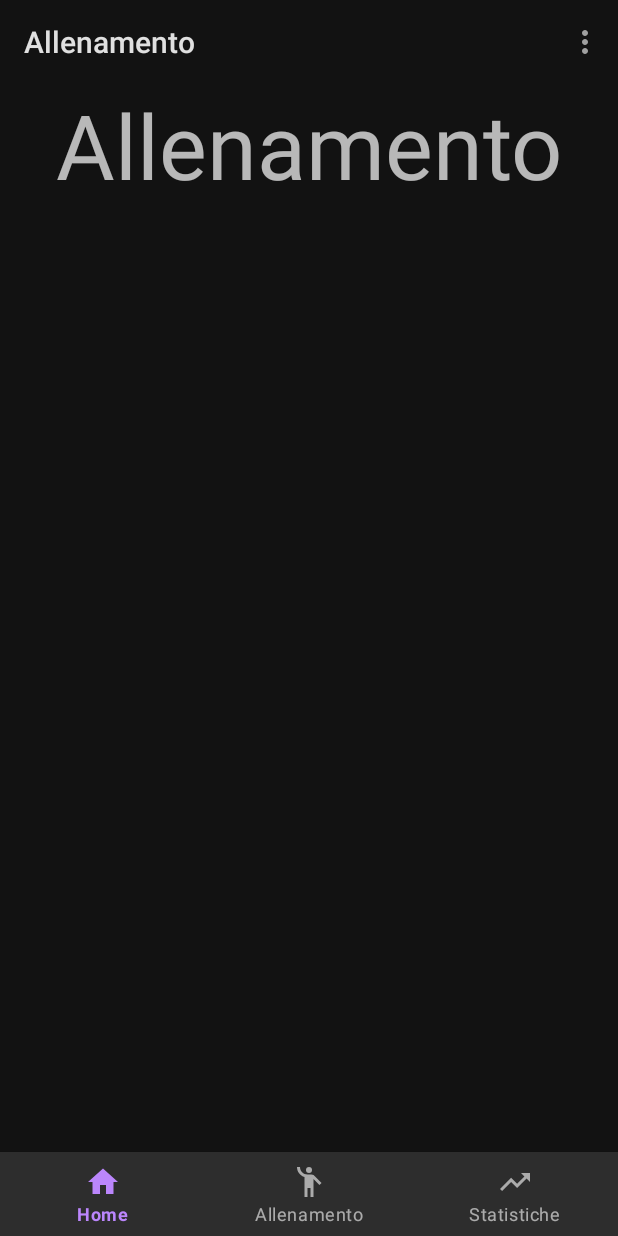
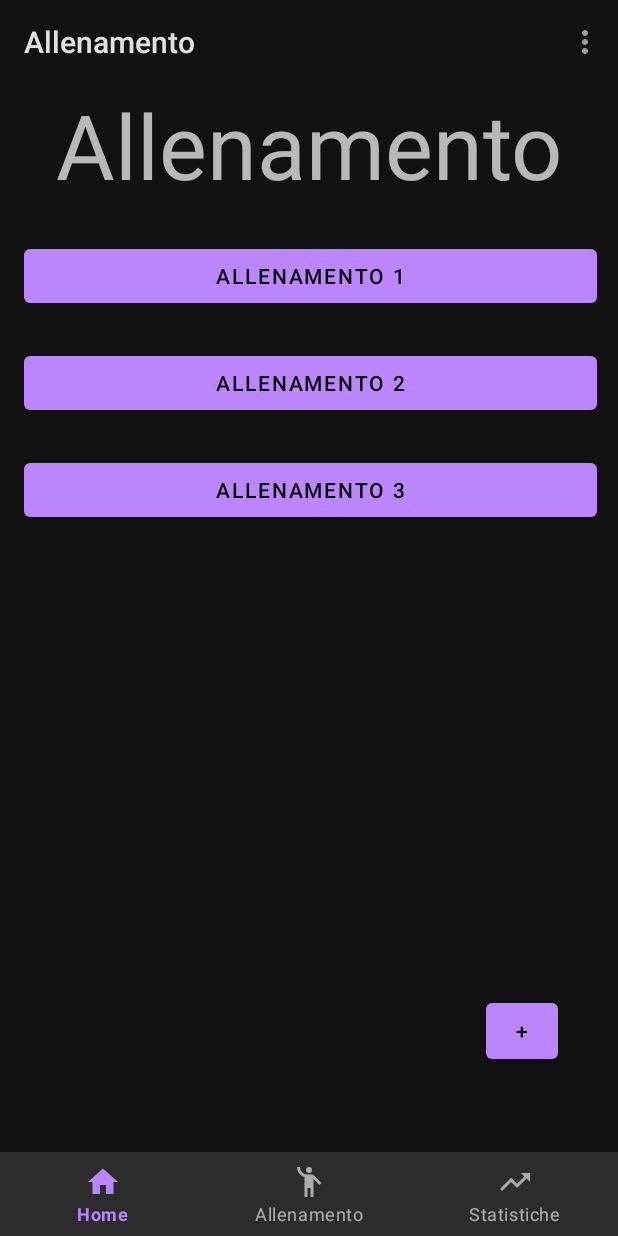
Before and after one commit to lucaruffolo/PDM_Project, an Android app: the SecondFragment screen opened through its navigation route, in the options menu, after a tap on "Cambia Tema", on a phone screen of 412 x 824 dp. Run offline under Robolectric (Android 15) with nearby library versions, the phone set to English and light mode, and no system bars; our stand-ins replace navigation-ui.

Commit message:
Update
Added db example
Setup second fragment

```diff
--- a/app/src/main/java/com/example/pdm_project/HomeActivity.java
+++ b/app/src/main/java/com/example/pdm_project/HomeActivity.java
@@ -13,12 +13,13 @@ import android.os.Bundle;
 import android.view.Menu;
 import android.view.MenuInflater;
 import android.view.MenuItem;
+import android.view.View;
 import android.widget.CalendarView;
 import android.widget.Toast;
 
 import com.google.android.material.bottomnavigation.BottomNavigationView;
 
-public class HomeActivity extends AppCompatActivity {
+public class HomeActivity extends AppCompatActivity{
 
     public CalendarView calendario;
 
@@ -40,6 +41,7 @@ public class HomeActivity extends AppCompatActivity {
     public void loadCalendar(CalendarView calendarView){
 
     }
+
     @Override
     public boolean onCreateOptionsMenu(Menu menu) {
         MenuInflater inflater = getMenuInflater();
@@ -64,6 +66,7 @@ public class HomeActivity extends AppCompatActivity {
                 startActivity(new Intent(HomeActivity.this, AboutActivity.class));
                 //showMessage("INFO");
                 return true;
+
             default:
                 return super.onOptionsItemSelected(item);
         }
@@ -74,4 +77,5 @@ public class HomeActivity extends AppCompatActivity {
         Toast.makeText(this, message, Toast.LENGTH_SHORT).show();
     }
 
+
 }
--- a/app/src/main/java/com/example/pdm_project/SecondFragment.java
+++ b/app/src/main/java/com/example/pdm_project/SecondFragment.java
@@ -1,64 +1,49 @@
 package com.example.pdm_project;
 
+import static com.example.pdm_project.R.id.btnAllenamentoUno;
+
+import android.content.Intent;
 import android.os.Bundle;
 
 import androidx.fragment.app.Fragment;
 
+import android.util.Log;
 import android.view.LayoutInflater;
 import android.view.View;
 import android.view.ViewGroup;
+import android.widget.Button;
 
-/**
- * A simple {@link Fragment} subclass.
- * Use the {@link SecondFragment#newInstance} factory method to
- * create an instance of this fragment.
- */
-public class SecondFragment extends Fragment {
-
-    // TODO: Rename parameter arguments, choose names that match
-    // the fragment initialization parameters, e.g. ARG_ITEM_NUMBER
-    private static final String ARG_PARAM1 = "param1";
-    private static final String ARG_PARAM2 = "param2";
-
-    // TODO: Rename and change types of parameters
-    private String mParam1;
-    private String mParam2;
-
-    public SecondFragment() {
-        // Required empty public constructor
-    }
-
-    /**
-     * Use this factory method to create a new instance of
-     * this fragment using the provided parameters.
-     *
-     * @param param1 Parameter 1.
-     * @param param2 Parameter 2.
-     * @return A new instance of fragment SecondFragment.
-     */
-    // TODO: Rename and change types and number of parameters
-    public static SecondFragment newInstance(String param1, String param2) {
-        SecondFragment fragment = new SecondFragment();
-        Bundle args = new Bundle();
-        args.putString(ARG_PARAM1, param1);
-        args.putString(ARG_PARAM2, param2);
-        fragment.setArguments(args);
-        return fragment;
-    }
+public class SecondFragment extends Fragment implements View.OnClickListener {
 
     @Override
     public void onCreate(Bundle savedInstanceState) {
         super.onCreate(savedInstanceState);
-        if (getArguments() != null) {
-            mParam1 = getArguments().getString(ARG_PARAM1);
-            mParam2 = getArguments().getString(ARG_PARAM2);
-        }
+
     }
+    private Button btn;
 
     @Override
     public View onCreateView(LayoutInflater inflater, ViewGroup container,
                              Bundle savedInstanceState) {
         // Inflate the layout for this fragment
-        return inflater.inflate(R.layout.fragment_second, container, false);
+        //return inflater.inflate(R.layout.fragment_second, container, false);
+
+        View rootView = inflater.inflate(R.layout.fragment_second, container,         false);
+
+        btn = (Button) rootView.findViewById(btnAllenamentoUno);
+        btn.setOnClickListener(this);
+        return rootView;
+    }
+
+
+    @Override
+    public void onClick(View view) {
+        switch (view.getId()){
+            case R.id.btnAllenamentoUno:
+                Log.i("we","we");
+               break;
+            default:
+                break;
+        }
     }
 }
--- a/app/src/main/res/layout/fragment_second.xml
+++ b/app/src/main/res/layout/fragment_second.xml
@@ -1,15 +1,65 @@
 <?xml version="1.0" encoding="utf-8"?>
 <FrameLayout xmlns:android="http://schemas.android.com/apk/res/android"
+    xmlns:app="http://schemas.android.com/apk/res-auto"
     xmlns:tools="http://schemas.android.com/tools"
     android:layout_width="match_parent"
     android:layout_height="match_parent"
     tools:context=".SecondFragment">
 
-    <TextView
-        android:id="@+id/textView3"
+    <androidx.constraintlayout.widget.ConstraintLayout
         android:layout_width="match_parent"
-        android:layout_height="wrap_content"
-        android:text="Allenamento"
-        android:textAlignment="center"
-        android:textSize="60sp" />
+        android:layout_height="match_parent">
+
+        <Button
+            android:id="@+id/btnAllenamentoUno"
+            android:layout_width="382dp"
+            android:layout_height="48dp"
+            android:layout_marginStart="16dp"
+            android:layout_marginTop="23dp"
+            android:text="Allenamento 1"
+            app:layout_constraintStart_toStartOf="parent"
+            app:layout_constraintTop_toBottomOf="@+id/textView3" />
+
+        <Button
+            android:id="@+id/btnAllenamentoDue"
+            android:layout_width="382dp"
+            android:layout_height="48dp"
+            android:layout_marginStart="16dp"
+            android:layout_marginTop="23dp"
+            android:text="Allenamento 2"
+            app:layout_constraintStart_toStartOf="parent"
+            app:layout_constraintTop_toBottomOf="@+id/btnAllenamentoUno" />
+
+        <Button
+            android:id="@+id/btnAllenamentoTre"
+            android:layout_width="382dp"
+            android:layout_height="48dp"
+            android:layout_marginStart="16dp"
+            android:layout_marginTop="23dp"
+            android:text="Allenamento 3"
+            app:layout_constraintStart_toStartOf="parent"
+            app:layout_constraintTop_toBottomOf="@+id/btnAllenamentoDue" />
+
+        <TextView
+            android:id="@+id/textView3"
+            android:layout_width="match_parent"
+            android:layout_height="wrap_content"
+            android:text="Allenamento"
+            android:textAlignment="center"
+            android:textSize="60sp"
+            app:layout_constraintStart_toStartOf="parent"
+            app:layout_constraintTop_toTopOf="parent" />
+
+        <Button
+            android:id="@+id/btnAddAllenamento"
+            android:layout_width="48dp"
+            android:layout_height="49dp"
+            android:layout_marginEnd="40dp"
+            android:layout_marginBottom="112dp"
+            android:text="+"
+            app:layout_constraintBottom_toBottomOf="parent"
+            app:layout_constraintEnd_toEndOf="parent" />
+
+    </androidx.constraintlayout.widget.ConstraintLayout>
+
 </FrameLayout>
```
Also changed, not shown: app/src/main/java/com/example/pdm_project/Database.java (added, +79 -0 lines).
